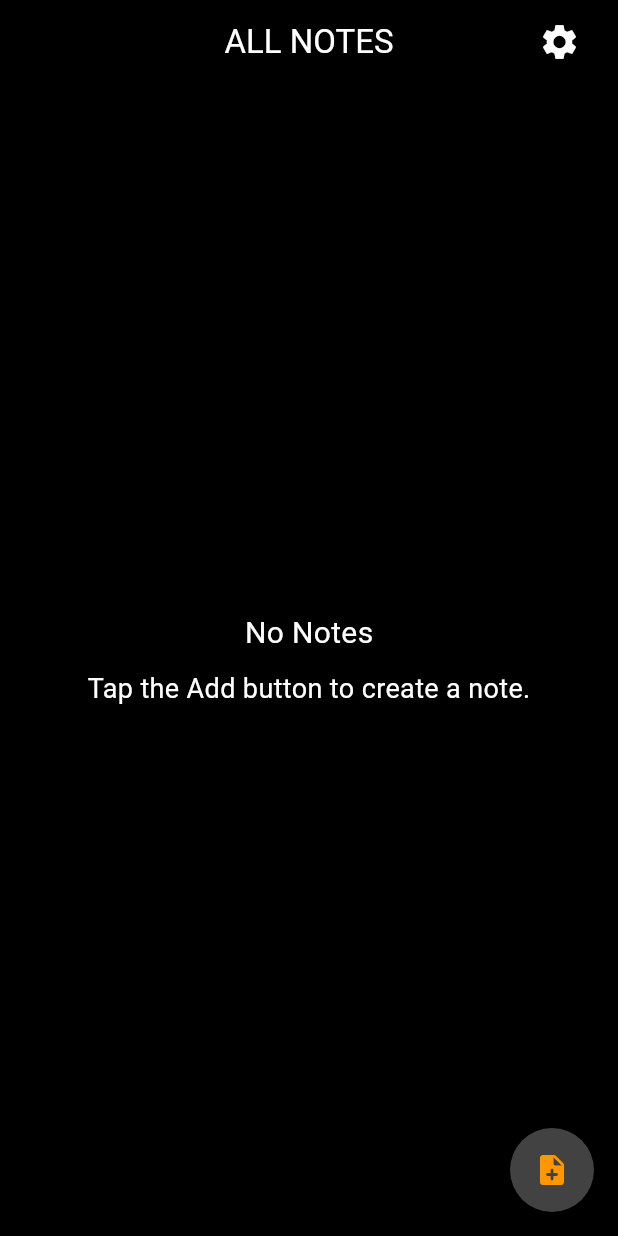
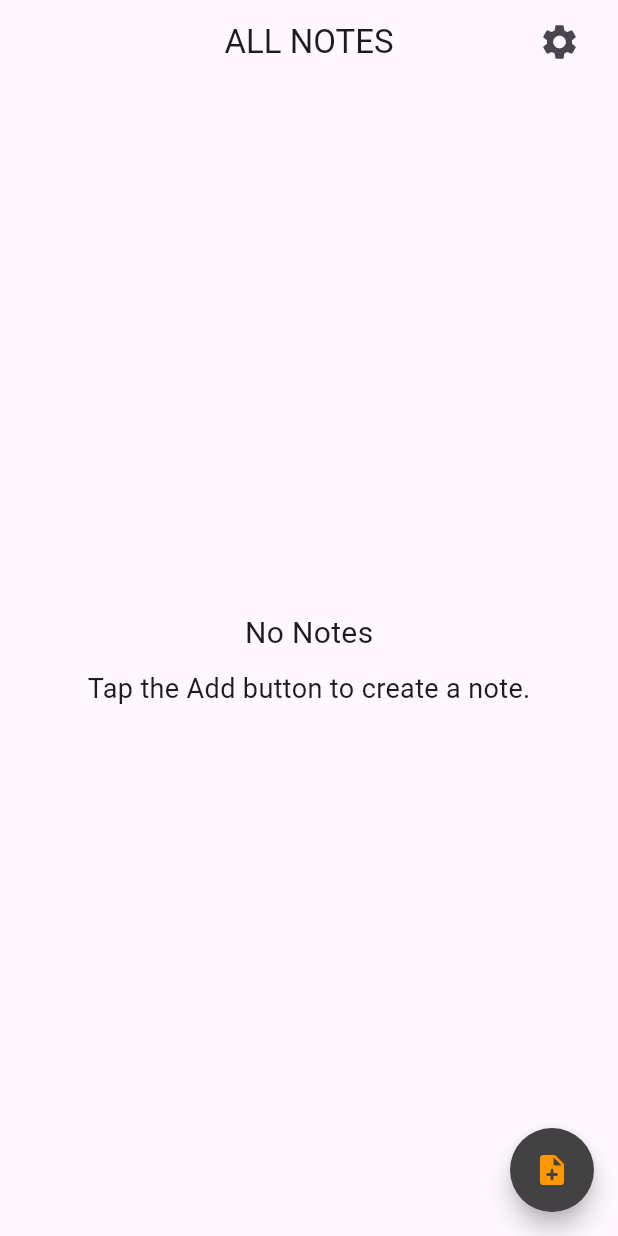
Before and after one commit to muhammadXainAhmad/notes_app_sqflite_provider, a Flutter app: the screen it shows after launch, on a phone screen of 412 x 824 dp. Run offline on Flutter 3.47's test engine with Material 3 defaults, Android fonts, the phone set to English and light mode, and no system bars; our stand-ins replace sqflite; accounts and stored records are empty.

Commit message:
Refactored homePage to use default theme colors

```diff
--- a/lib/Views/local_db_home.dart
+++ b/lib/Views/local_db_home.dart
@@ -23,13 +23,10 @@ class _MyDbHomeState extends State<MyDbHome> {
   @override
   Widget build(BuildContext context) {
     return Scaffold(
-      backgroundColor: Colors.black,
       appBar: AppBar(
-        backgroundColor: Colors.black,
         centerTitle: true,
         title: Text(
           "ALL NOTES",
-          style: TextStyle(color: MyConstants.myTxtColor),
         ),
         actions: [
           InkWell(
@@ -40,7 +37,6 @@ class _MyDbHomeState extends State<MyDbHome> {
             },
             child: Icon(
               Icons.settings,
-              color: MyConstants.myTxtColor,
               size: 28,
             ),
           ),
@@ -166,7 +162,6 @@ class _MyDbHomeState extends State<MyDbHome> {
                           Text(
                             "No Notes",
                             style: TextStyle(
-                              color: MyConstants.myTxtColor,
                               fontSize: 20,
                             ),
                           ),
@@ -174,7 +169,6 @@ class _MyDbHomeState extends State<MyDbHome> {
                           Text(
                             "Tap the Add button to create a note.",
                             style: TextStyle(
-                              color: MyConstants.myTxtColor,
                               fontSize: 18,
                             ),
                           ),
```
